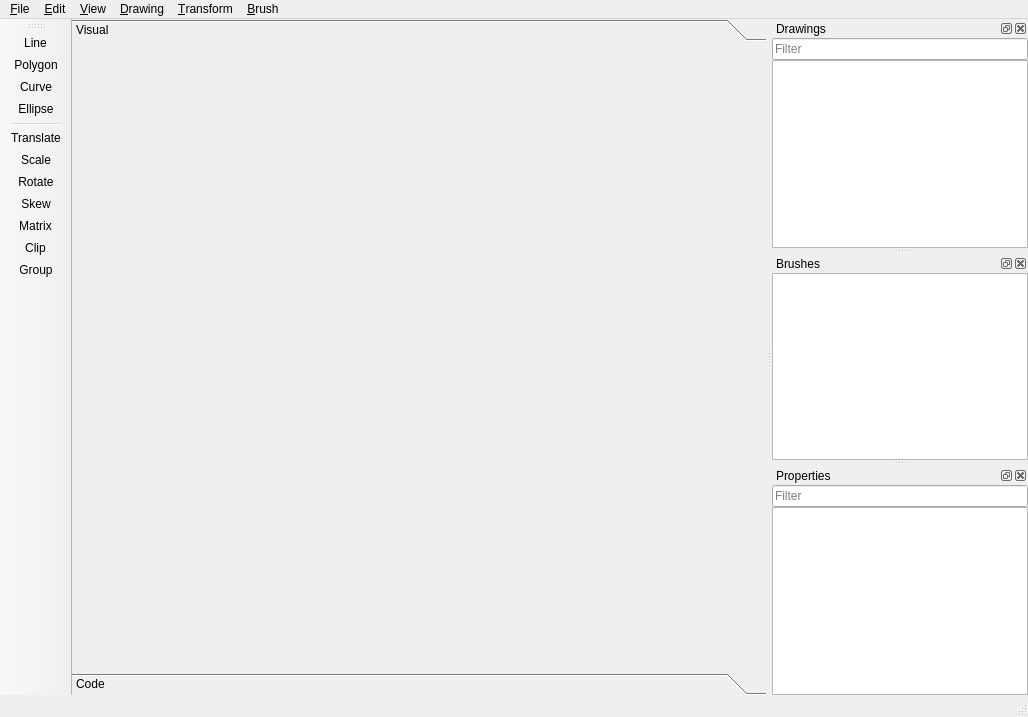
This is ImagingS/Gui/uic/MainWindow.ui in StardustDL/ImagingS as Qt 5 draws it before an edit. The edited form follows.
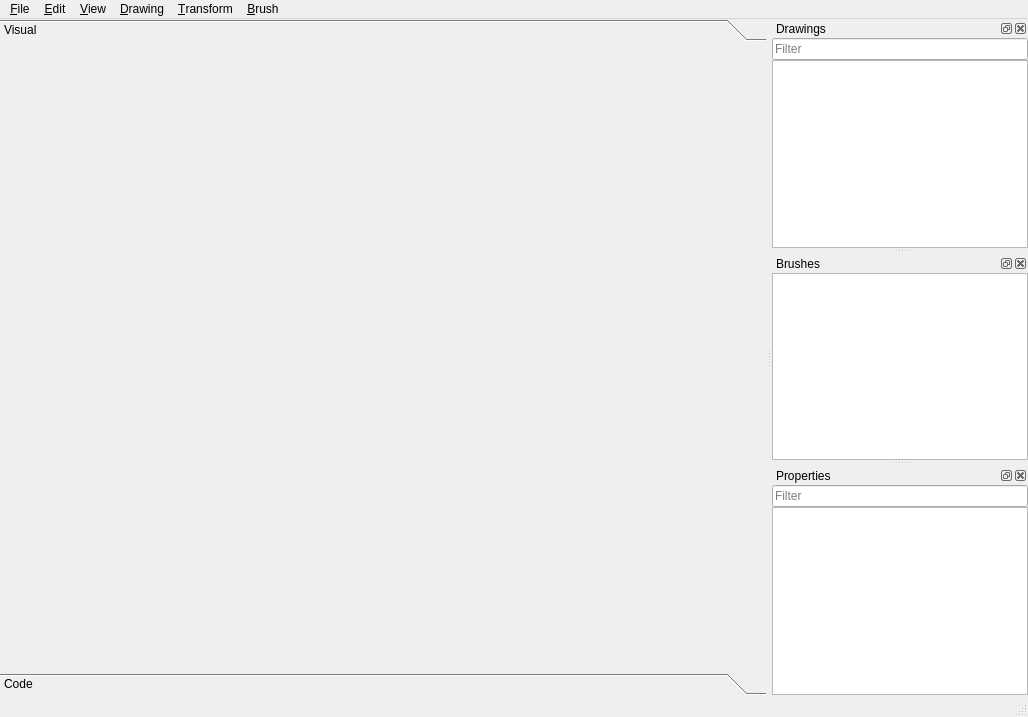
This is the edited form.

What changed in the file:
```diff
--- a/ImagingS/Gui/uic/MainWindow.ui
+++ b/ImagingS/Gui/uic/MainWindow.ui
@@ -46,7 +46,7 @@
         <rect>
          <x>0</x>
          <y>0</y>
-         <width>668</width>
+         <width>767</width>
          <height>620</height>
         </rect>
        </property>
@@ -308,29 +308,6 @@
     </layout>
    </widget>
   </widget>
-  <widget class="QToolBar" name="tlbWindow">
-   <property name="windowTitle">
-    <string>Tool Box</string>
-   </property>
-   <attribute name="toolBarArea">
-    <enum>LeftToolBarArea</enum>
-   </attribute>
-   <attribute name="toolBarBreak">
-    <bool>false</bool>
-   </attribute>
-   <addaction name="actDrawingLine"/>
-   <addaction name="actDrawingPolygon"/>
-   <addaction name="actDrawingCurve"/>
-   <addaction name="actDrawingEllipse"/>
-   <addaction name="separator"/>
-   <addaction name="actTransformTranslate"/>
-   <addaction name="actTransformScale"/>
-   <addaction name="actTransformRotate"/>
-   <addaction name="actTransformSkew"/>
-   <addaction name="actTransformMatrix"/>
-   <addaction name="actTransformClip"/>
-   <addaction name="actTransformGroup"/>
-  </widget>
   <action name="actNew">
    <property name="text">
     <string>&amp;New</string>
@@ -397,38 +374,6 @@
     <string>Ctrl+Y</string>
    </property>
   </action>
-  <action name="actDrawingLine">
-   <property name="checkable">
-    <bool>true</bool>
-   </property>
-   <property name="text">
-    <string>Line</string>
-   </property>
-  </action>
-  <action name="actDrawingPolygon">
-   <property name="checkable">
-    <bool>true</bool>
-   </property>
-   <property name="text">
-    <string>Polygon</string>
-   </property>
-  </action>
-  <action name="actDrawingCurve">
-   <property name="checkable">
-    <bool>true</bool>
-   </property>
-   <property name="text">
-    <string>Curve</string>
-   </property>
-  </action>
-  <action name="actDrawingEllipse">
-   <property name="checkable">
-    <bool>true</bool>
-   </property>
-   <property name="text">
-    <string>Ellipse</string>
-   </property>
-  </action>
   <action name="actDrawingRemove">
    <property name="text">
     <string>Remove</string>
@@ -439,41 +384,6 @@
     <string>Clear</string>
    </property>
   </action>
-  <action name="actTransformTranslate">
-   <property name="text">
-    <string>Translate</string>
-   </property>
-  </action>
-  <action name="actTransformScale">
-   <property name="text">
-    <string>Scale</string>
-   </property>
-  </action>
-  <action name="actTransformRotate">
-   <property name="text">
-    <string>Rotate</string>
-   </property>
-  </action>
-  <action name="actTransformSkew">
-   <property name="text">
-    <string>Skew</string>
-   </property>
-  </action>
-  <action name="actTransformMatrix">
-   <property name="text">
-    <string>Matrix</string>
-   </property>
-  </action>
-  <action name="actTransformClip">
-   <property name="text">
-    <string>Clip</string>
-   </property>
-  </action>
-  <action name="actTransformGroup">
-   <property name="text">
-    <string>Group</string>
-   </property>
-  </action>
   <action name="actBrushSolid">
    <property name="text">
     <string>Solid</string>
```
Left out of the diff: 24 changed lines with no effect on the pictures.
